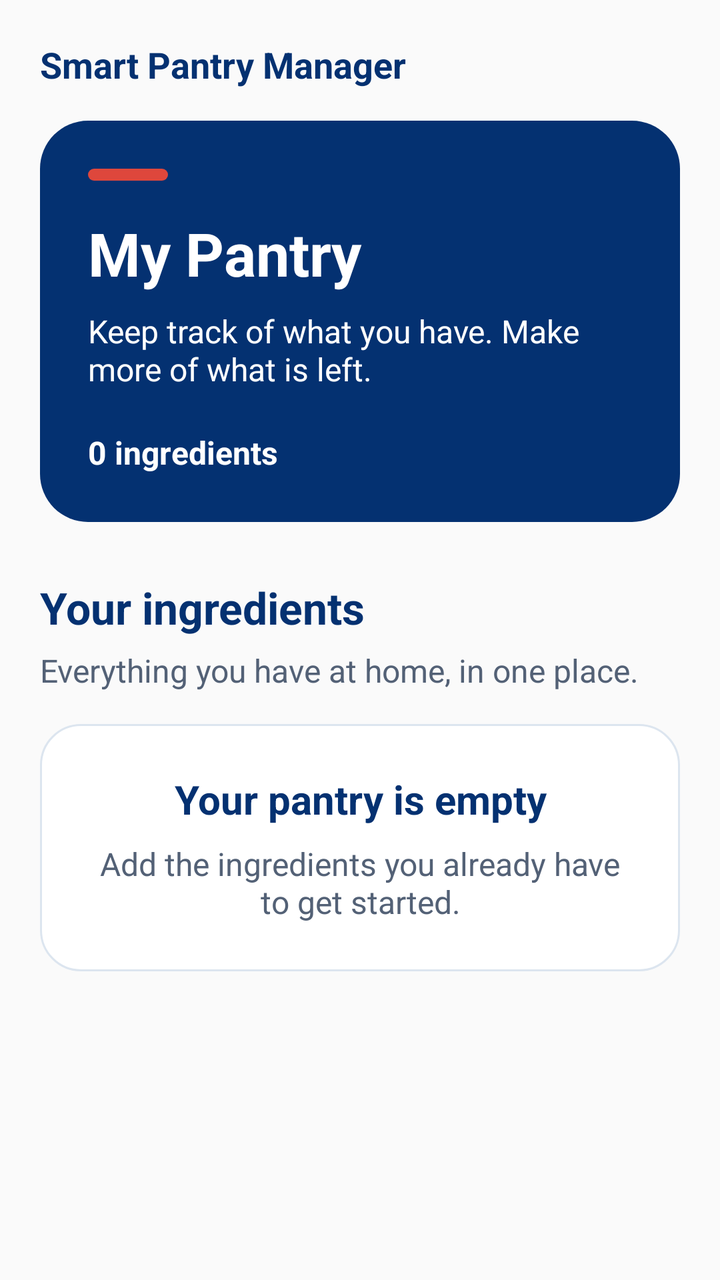
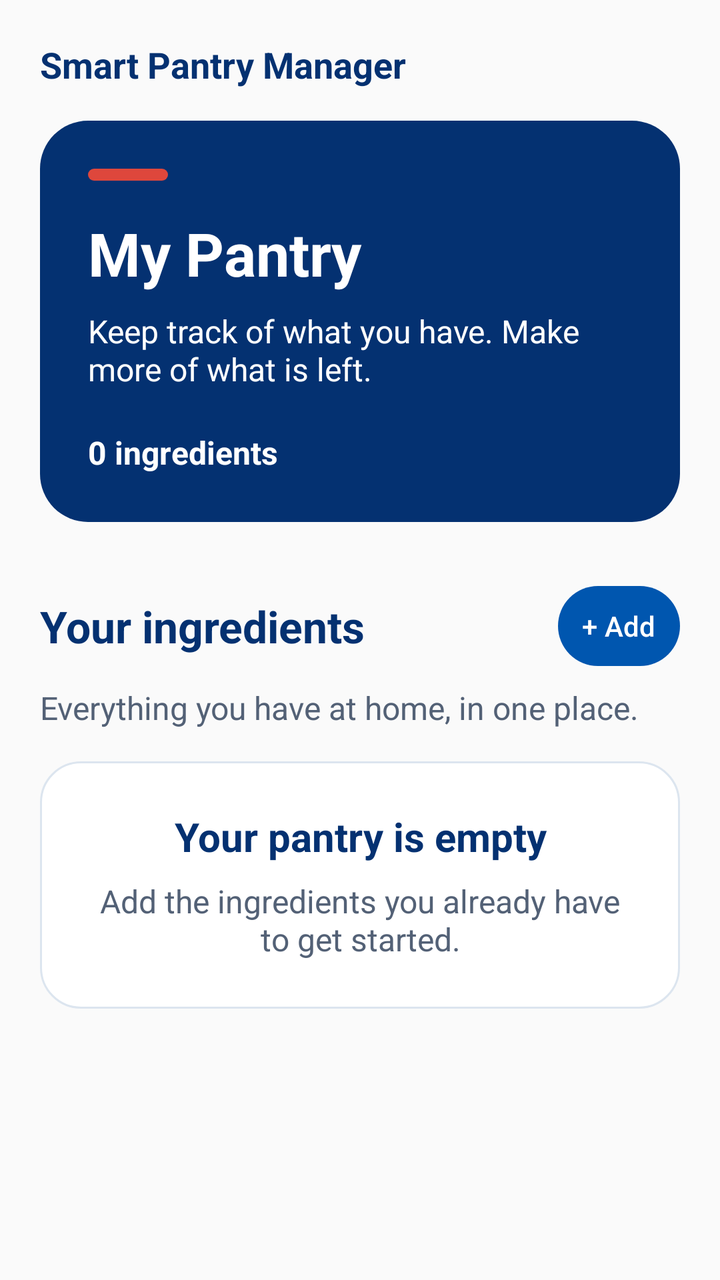

Screens rendered from an Android XML layout before and after an edit, with the pre-edit source and the edit as a unified diff.
<!-- AndroidManifest.xml: application theme Theme.SmartPantryManager -->
<!-- res/layout/pantry_list_header.xml -->
<?xml version="1.0" encoding="utf-8"?>
<LinearLayout xmlns:android="http://schemas.android.com/apk/res/android"
    android:layout_width="match_parent"
    android:layout_height="wrap_content"
    android:orientation="vertical"
    android:paddingStart="20dp"
    android:paddingEnd="20dp"
    android:paddingTop="20dp">

    <TextView
        android:layout_width="match_parent"
        android:layout_height="wrap_content"
        android:layout_marginBottom="16dp"
        android:text="@string/app_name"
        android:textColor="@color/richfield_navy"
        android:textSize="18sp"
        android:textStyle="bold" />

    
    <LinearLayout
        android:layout_width="match_parent"
        android:layout_height="wrap_content"
        android:background="@drawable/background_pantry_header"
        android:orientation="vertical"
        android:padding="24dp">

        <View
            android:layout_width="40dp"
            android:layout_height="6dp"
            android:layout_marginBottom="16dp"
            android:background="@drawable/background_pantry_accent"
            android:importantForAccessibility="no" />

        <TextView
            android:layout_width="match_parent"
            android:layout_height="wrap_content"
            android:text="@string/pantry_heading"
            android:textColor="@color/white"
            android:textSize="30sp"
            android:textStyle="bold" />

        <TextView
            android:layout_width="match_parent"
            android:layout_height="wrap_content"
            android:layout_marginTop="8dp"
            android:text="@string/pantry_subheading"
            android:textColor="@color/white"
            android:textSize="16sp" />

        <TextView
            android:id="@+id/textIngredientCount"
            android:layout_width="wrap_content"
            android:layout_height="wrap_content"
            android:layout_marginTop="20dp"
            android:text="@string/pantry_count"
            android:textColor="@color/white"
            android:textSize="16sp"
            android:textStyle="bold" />
    </LinearLayout>

    <TextView
        android:layout_width="match_parent"
        android:layout_height="wrap_content"
        android:layout_marginTop="28dp"
        android:text="@string/pantry_section_heading"
        android:textColor="@color/richfield_navy"
        android:textSize="22sp"
        android:textStyle="bold" />

    <TextView
        android:layout_width="match_parent"
        android:layout_height="wrap_content"
        android:layout_marginTop="6dp"
        android:text="@string/pantry_section_description"
        android:textColor="@color/pantry_text_secondary"
        android:textSize="16sp" />

    
    <LinearLayout
        android:id="@+id/layoutEmptyPantry"
        android:layout_width="match_parent"
        android:layout_height="wrap_content"
        android:layout_marginTop="16dp"
        android:background="@drawable/background_pantry_card"
        android:gravity="center_horizontal"
        android:orientation="vertical"
        android:padding="24dp">

        <TextView
            android:layout_width="match_parent"
            android:layout_height="wrap_content"
            android:gravity="center"
            android:text="@string/pantry_empty_heading"
            android:textColor="@color/richfield_navy"
            android:textSize="20sp"
            android:textStyle="bold" />

        <TextView
            android:layout_width="match_parent"
            android:layout_height="wrap_content"
            android:layout_marginTop="8dp"
            android:gravity="center"
            android:text="@string/pantry_empty_description"
            android:textColor="@color/pantry_text_secondary"
            android:textSize="16sp" />
    </LinearLayout>

</LinearLayout>
<!-- resources referenced by this layout -->
<resources>
  <color name="pantry_text_secondary">#536176</color>
  <color name="richfield_navy">#043171</color>
  <color name="white">#FFFFFF</color>
  <!-- drawable background_pantry_accent (drawable) -->
  <?xml version="1.0" encoding="utf-8"?>
  <shape xmlns:android="http://schemas.android.com/apk/res/android" android:shape="rectangle">
      <solid android:color="@color/richfield_coral" />
      <corners android:radius="4dp" />
  </shape>
  <!-- drawable background_pantry_card (drawable) -->
  <?xml version="1.0" encoding="utf-8"?>
  <shape xmlns:android="http://schemas.android.com/apk/res/android" android:shape="rectangle">
      <solid android:color="@color/white" />
      <stroke android:width="1dp" android:color="@color/pantry_border" />
      <corners android:radius="20dp" />
  </shape>
  <!-- drawable background_pantry_header (drawable) -->
  <?xml version="1.0" encoding="utf-8"?>
  <shape xmlns:android="http://schemas.android.com/apk/res/android" android:shape="rectangle">
      <solid android:color="@color/richfield_navy" />
      <corners android:radius="24dp" />
  </shape>
  <string name="app_name">Smart Pantry Manager</string>
  <string name="pantry_count">0 ingredients</string>
  <string name="pantry_empty_description">Add the ingredients you already have to get started.</string>
  <string name="pantry_empty_heading">Your pantry is empty</string>
  <string name="pantry_heading">My Pantry</string>
  <string name="pantry_section_description">Everything you have at home, in one place.</string>
  <string name="pantry_section_heading">Your ingredients</string>
  <string name="pantry_subheading">Keep track of what you have. Make more of what is left.</string>
  <style name="Theme.SmartPantryManager" parent="Base.Theme.SmartPantryManager" />
  <color name="richfield_coral">#DE473C</color>
  <color name="pantry_border">#DCE5EF</color>
  <style name="Base.Theme.SmartPantryManager" parent="Theme.Material3.Light.NoActionBar">
          <item name="colorPrimary">@color/richfield_blue</item>
          <item name="colorOnPrimary">@color/white</item>
          <item name="colorPrimaryContainer">@color/pantry_light_blue</item>
          <item name="colorOnPrimaryContainer">@color/richfield_navy</item>
          <item name="colorSecondary">@color/richfield_navy</item>
          <item name="colorOnSecondary">@color/white</item>
          <item name="colorSurface">@color/white</item>
          <item name="colorOnSurface">@color/pantry_text</item>
          <item name="android:colorBackground">@color/pantry_background</item>
          <item name="android:windowLightStatusBar">true</item>
          <item name="materialButtonStyle">@style/Widget.SmartPantry.Button</item>
      </style>
  <color name="richfield_blue">#0056AF</color>
  <color name="pantry_light_blue">#EAF2FC</color>
  <color name="pantry_text">#243247</color>
  <color name="pantry_background">#FAFAFA</color>
  <style name="Widget.SmartPantry.Button" parent="Widget.Material3.Button">
          <item name="cornerRadius">28dp</item>
          <item name="android:minHeight">56dp</item>
          <item name="android:textSize">16sp</item>
          <item name="android:textAllCaps">false</item>
          <item name="android:textColor">@color/white</item>
          <item name="backgroundTint">@color/richfield_blue</item>
      </style>
</resources>

<!-- the commit's change to res/layout/pantry_list_header.xml (unified diff, before → after) -->
@@ -58,14 +58,35 @@
             android:textStyle="bold" />
     </LinearLayout>
 
-    <TextView
+    <LinearLayout
         android:layout_width="match_parent"
         android:layout_height="wrap_content"
         android:layout_marginTop="28dp"
-        android:text="@string/pantry_section_heading"
-        android:textColor="@color/richfield_navy"
-        android:textSize="22sp"
-        android:textStyle="bold" />
+        android:orientation="horizontal"
+        android:gravity="center_vertical">
+
+        <TextView
+            android:layout_width="0dp"
+            android:layout_height="wrap_content"
+            android:layout_weight="1"
+            android:layout_marginEnd="8dp"
+            android:text="@string/pantry_section_heading"
+            android:textColor="@color/richfield_navy"
+            android:textSize="22sp"
+            android:textStyle="bold" />
+
+        <com.google.android.material.button.MaterialButton
+            android:id="@+id/buttonAddIngredient"
+            android:layout_width="wrap_content"
+            android:layout_height="wrap_content"
+            android:minWidth="48dp"
+            android:minHeight="48dp"
+            android:paddingStart="12dp"
+            android:paddingEnd="12dp"
+            android:textSize="14sp"
+            android:text="@string/add_ingredient_short"
+            android:contentDescription="@string/add_ingredient" />
+    </LinearLayout>
 
     <TextView
         android:layout_width="match_parent"
<!-- resource entries referenced after the edit -->
@@ -22,6 +22,8 @@
       <solid android:color="@color/richfield_navy" />
       <corners android:radius="24dp" />
   </shape>
+  <string name="add_ingredient">Add ingredient</string>
+  <string name="add_ingredient_short">+ Add</string>
   <string name="app_name">Smart Pantry Manager</string>
   <string name="pantry_count">0 ingredients</string>
   <string name="pantry_empty_description">Add the ingredients you already have to get started.</string>
